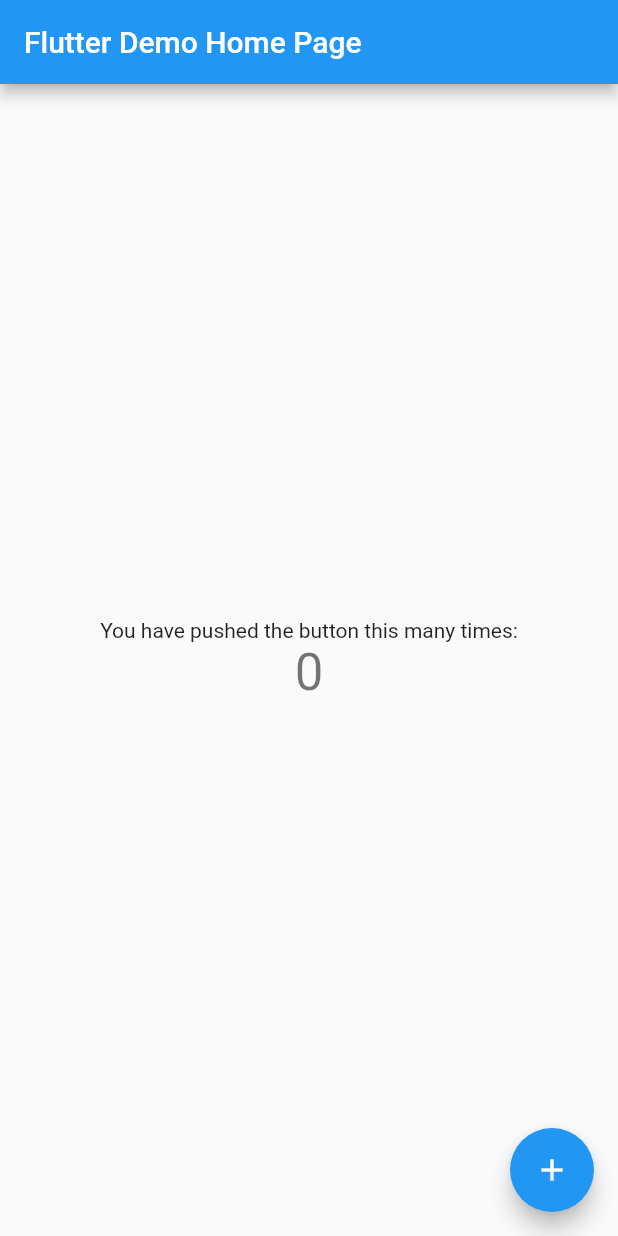
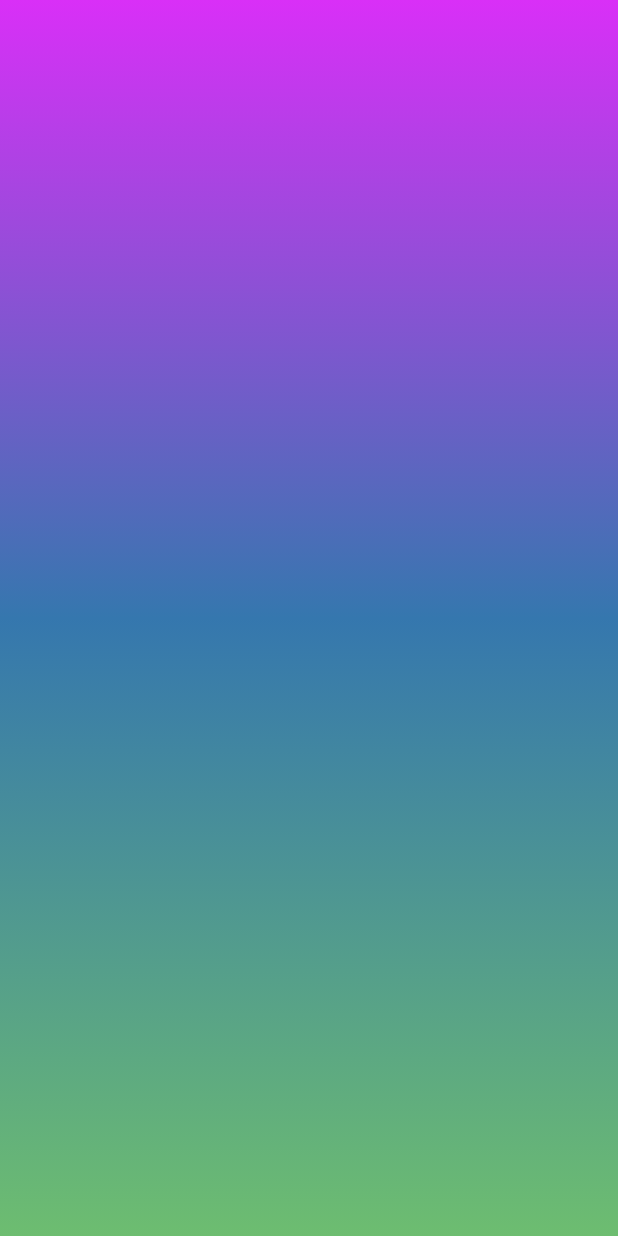
Before and after one commit to Taki-Takieddine/Save-Us, a Flutter app: the screen it shows after launch, on a phone screen of 412 x 824 dp. Run offline on Flutter 3.47's test engine with Material 2 defaults, Android fonts, the phone set to English and light mode, and no system bars.

Commit message:
add structure project

```diff
--- /dev/null
+++ b/applicationmemoire/lib/choose_profil.dart
@@ -0,0 +1,29 @@
+import 'package:flutter/material.dart';
+
+class ChooseProfil extends StatefulWidget {
+  const ChooseProfil({Key? key, required this.title}) : super(key: key);
+
+  final String title;
+
+  @override
+  State<ChooseProfil> createState() => _ChooseProfilState();
+}
+
+class _ChooseProfilState extends State<ChooseProfil> {
+  @override
+  Widget build(BuildContext context) {
+
+    return Scaffold(
+
+      body:SafeArea(
+      child: Container(
+        decoration: const BoxDecoration(
+              gradient: LinearGradient(
+                  begin: Alignment.topCenter,
+                      end: Alignment.bottomCenter,
+                      colors: <Color>[Color.fromARGB(255, 217, 47, 247), Color.fromARGB(255, 53, 119, 174),Color.fromARGB(255, 109, 189, 112)])),
+
+      ),
+    ),);
+  }
+}
--- a/applicationmemoire/lib/main.dart
+++ b/applicationmemoire/lib/main.dart
@@ -1,4 +1,7 @@
 import 'package:flutter/material.dart';
+
+import 'choose_profil.dart';
+
 
 void main() {
   runApp(const MyApp());
@@ -6,101 +9,15 @@ void main() {
 
 class MyApp extends StatelessWidget {
   const MyApp({Key? key}) : super(key: key);
-
-  // This widget is the root of your application.
   @override
   Widget build(BuildContext context) {
     return MaterialApp(
-      title: 'Save Us',
+      title: 'home',
       theme: ThemeData(
+
         primarySwatch: Colors.blue,
       ),
-      home: const MyHomePage(title: 'Flutter Demo Home Page'),
+      home: const ChooseProfil(title: 'Flutter Demo Home Page'),
     );
   }
 }
-
-class MyHomePage extends StatefulWidget {
-  const MyHomePage({Key? key, required this.title}) : super(key: key);
-
-  // This widget is the home page of your application. It is stateful, meaning
-  // that it has a State object (defined below) that contains fields that affect
-  // how it looks.
-
-  // This class is the configuration for the state. It holds the values (in this
-  // case the title) provided by the parent (in this case the App widget) and
-  // used by the build method of the State. Fields in a Widget subclass are
-  // always marked "final".
-
-  final String title;
-
-  @override
-  State<MyHomePage> createState() => _MyHomePageState();
-}
-
-class _MyHomePageState extends State<MyHomePage> {
-  int _counter = 0;
-
-  void _incrementCounter() {
-    setState(() {
-      // This call to setState tells the Flutter framework that something has
-      // changed in this State, which causes it to rerun the build method below
-      // so that the display can reflect the updated values. If we changed
-      // _counter without calling setState(), then the build method would not be
-      // called again, and so nothing would appear to happen.
-      _counter++;
-    });
-  }
-
-  @override
-  Widget build(BuildContext context) {
-    // This method is rerun every time setState is called, for instance as done
-    // by the _incrementCounter method above.
-    //
-    // The Flutter framework has been optimized to make rerunning build methods
-    // fast, so that you can just rebuild anything that needs updating rather
-    // than having to individually change instances of widgets.
-    return Scaffold(
-      appBar: AppBar(
-        // Here we take the value from the MyHomePage object that was created by
-        // the App.build method, and use it to set our appbar title.
-        title: Text(widget.title),
-      ),
-      body: Center(
-        // Center is a layout widget. It takes a single child and positions it
-        // in the middle of the parent.
-        child: Column(
-          // Column is also a layout widget. It takes a list of children and
-          // arranges them vertically. By default, it sizes itself to fit its
-          // children horizontally, and tries to be as tall as its parent.
-          //
-          // Invoke "debug painting" (press "p" in the console, choose the
-          // "Toggle Debug Paint" action from the Flutter Inspector in Android
-          // Studio, or the "Toggle Debug Paint" command in Visual Studio Code)
-          // to see the wireframe for each widget.
-          //
-          // Column has various properties to control how it sizes itself and
-          // how it positions its children. Here we use mainAxisAlignment to
-          // center the children vertically; the main axis here is the vertical
-          // axis because Columns are vertical (the cross axis would be
-          // horizontal).
-          mainAxisAlignment: MainAxisAlignment.center,
-          children: <Widget>[
-            const Text(
-              'You have pushed the button this many times:',
-            ),
-            Text(
-              '$_counter',
-              style: Theme.of(context).textTheme.headline4,
-            ),
-          ],
-        ),
-      ),
-      floatingActionButton: FloatingActionButton(
-        onPressed: _incrementCounter,
-        tooltip: 'Increment',
-        child: const Icon(Icons.add),
-      ), // This trailing comma makes auto-formatting nicer for build methods.
-    );
-  }
-}
```
